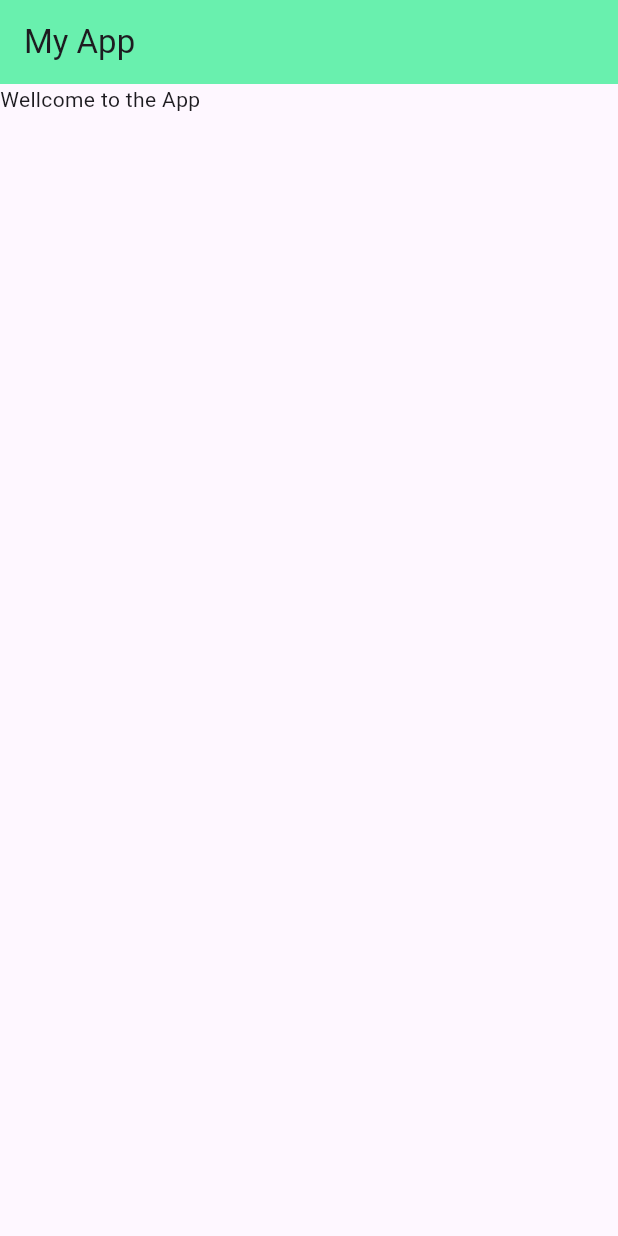
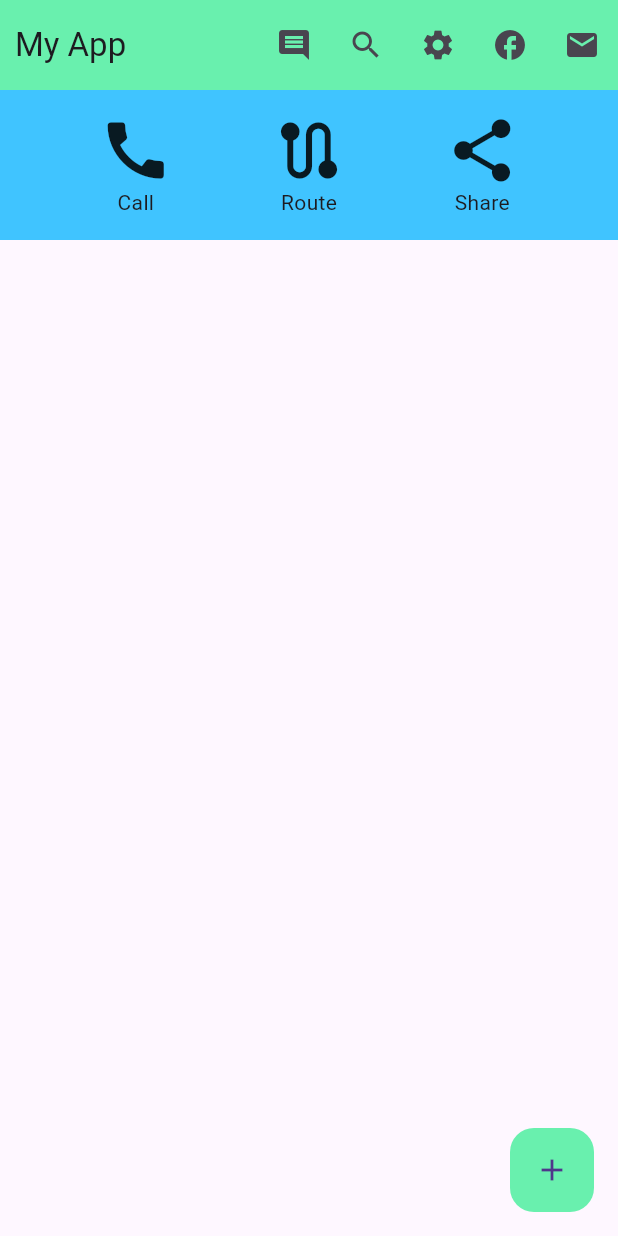
Before and after one commit to ShantoGUB567/Flutter, a Flutter app: the screen it shows after launch, on a phone screen of 412 x 824 dp. Run offline on Flutter 3.47's test engine with Material 3 defaults, Android fonts, the phone set to English and light mode, and no system bars.

Commit message:
update file

```diff
--- a/new_app_1/lib/main.dart
+++ b/new_app_1/lib/main.dart
@@ -26,11 +26,83 @@
 class HomeActivity extends StatelessWidget{
   const HomeActivity({super.key});
 
+  MySnackBar(massage, context){
+    return ScaffoldMessenger.of(context).showSnackBar(
+      SnackBar(content: Text(massage))
+    );
+  }
+
   @override
   Widget build(BuildContext context) {
     return Scaffold(
-      appBar: AppBar(title: Text("My App"), backgroundColor: Colors.greenAccent,),
-      body: Text("Wellcome to the App"),
+      appBar: AppBar(
+        title: Text("My App"),
+        titleSpacing: 10,
+        // centerTitle: true,
+        toolbarHeight: 60, //Default size= 60
+        toolbarOpacity: 1,
+        elevation: 0,
+        backgroundColor: Colors.greenAccent,
+
+        actions: [
+          IconButton(onPressed: (){MySnackBar("This is Comment Icon", context);}, icon: Icon(Icons.comment)),
+          IconButton(onPressed: (){MySnackBar("This is Search Icon", context);}, icon: Icon(Icons.search)),
+          IconButton(onPressed: (){MySnackBar("This is Settings Icon", context);}, icon: Icon(Icons.settings)),
+          IconButton(onPressed: (){MySnackBar("This is Facebook Icon", context);}, icon: Icon(Icons.facebook)),
+          IconButton(onPressed: (){MySnackBar("This is Email Icon", context);}, icon: Icon(Icons.email)),
+        ],
+      ),
+
+      body: (
+        Container(
+          height: 100,
+          color: Colors.lightBlueAccent,
+          child: Row(
+            mainAxisAlignment: MainAxisAlignment.spaceEvenly,
+            children: [
+              Column(
+                mainAxisAlignment: MainAxisAlignment.center,
+                crossAxisAlignment: CrossAxisAlignment.center,
+                children: [
+                  Icon(Icons.call, size: 50,),
+                  Text("Call")
+                ],
+              ),
+
+              Column(
+                mainAxisAlignment: MainAxisAlignment.center,
+                crossAxisAlignment: CrossAxisAlignment.center,
+                children: [
+                  Icon(Icons.route, size: 50,),
+                  Text("Route")
+                ],
+              ),
+
+              Column(
+                mainAxisAlignment: MainAxisAlignment.center,
+                crossAxisAlignment: CrossAxisAlignment.center,
+                children: [
+                  Icon(Icons.share, size: 50,),
+                  Text("Share")
+                ],
+              ),
+
+            ],
+          ),
+
+        )
+      ),
+
+
+
+      floatingActionButton: FloatingActionButton(
+        elevation: 0,
+        child: Icon(Icons.add),
+        backgroundColor: Colors.greenAccent,
+        onPressed: (){
+          MySnackBar("This is Floating Action Button", context);
+        },
+      ),
 
     );
   }
```
